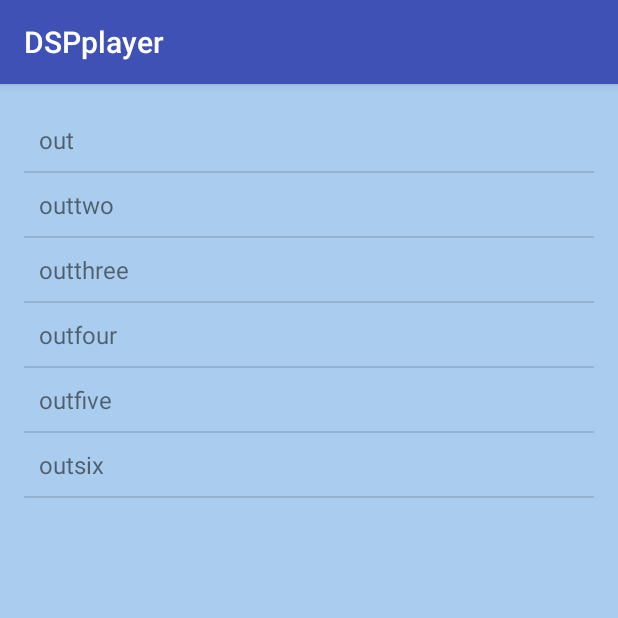
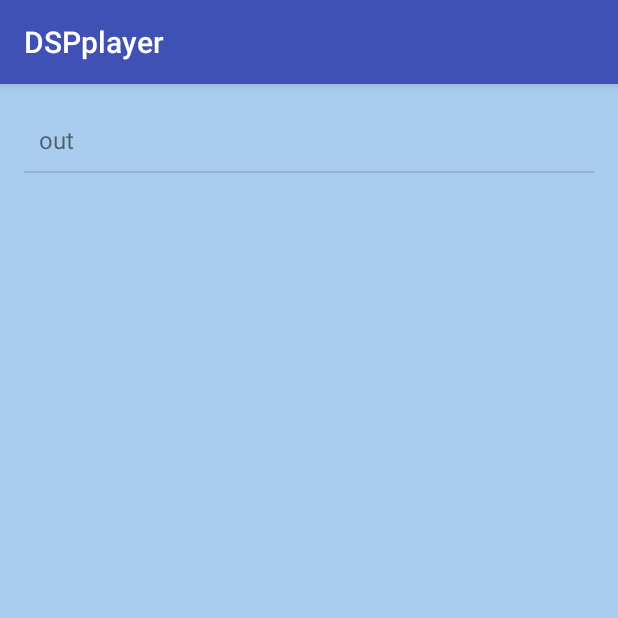
Before and after one commit to yuntara/DSPplayer, an Android app: the Main2Activity screen opened directly, with no data from a screen before it, on a phone screen of 412 x 824 dp, the top half of it. Run offline under Robolectric (Android 15) with nearby library versions, the phone set to English and light mode, and no system bars.

Commit message:
half filter size

```diff
--- a/app/src/main/java/net/yuntara/dspplayer/Main2Activity.kt
+++ b/app/src/main/java/net/yuntara/dspplayer/Main2Activity.kt
@@ -19,11 +19,11 @@ class Main2Activity : AppCompatActivity() {
         val filview = findViewById(R.id.filter_list) as ListView
         filList = ArrayList<String>()
         filList!!.add("out")
-        filList!!.add("outtwo")
-        filList!!.add("outthree")
-        filList!!.add("outfour")
-        filList!!.add("outfive")
-        filList!!.add("outsix")
+        //filList!!.add("outtwo")
+        //filList!!.add("outthree")
+        //filList!!.add("outfour")
+        //filList!!.add("outfive")
+        //filList!!.add("outsix")
         val adapter = ArrayAdapter(this, R.layout.rowtext, filList!!)
         filview.adapter = adapter
         intent = Intent()
--- a/app/src/main/java/net/yuntara/dspplayer/StreamPlayer.kt
+++ b/app/src/main/java/net/yuntara/dspplayer/StreamPlayer.kt
@@ -42,7 +42,7 @@ class StreamPlayer(private val msc: MusicService) {
     protected var bufIndexCheck: Int = 0
     protected var lastInputBufIndex: Int = 0
     private var finished = true
-    private val SIZEX = 65536
+    private val SIZEX = 65536/2
     private var stopped = false
     private val mainContext: Context? = null
     private var datachunk: FloatArray? = null
```
Also changed, not shown: 1 other file.
